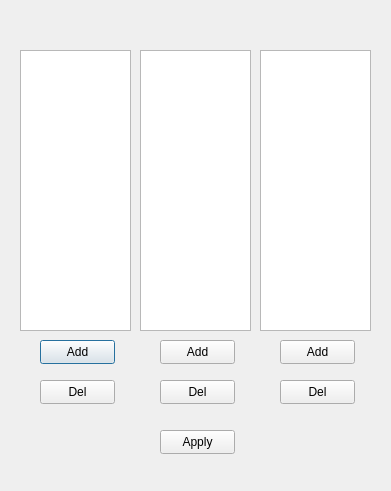
Qt form FilterDialog.ui (RauchendeKanonen/qcanobserver) before a commit.
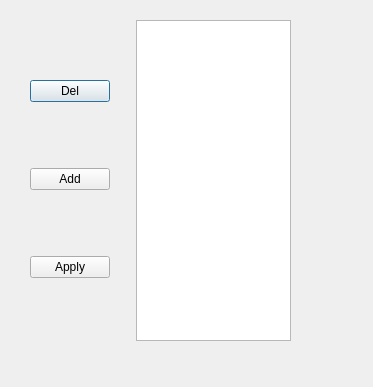
The same form after that commit. Custom widgets are drawn as their Qt base class.

```diff
--- a/FilterDialog.ui
+++ b/FilterDialog.ui
@@ -6,172 +6,57 @@
    <rect>
     <x>0</x>
     <y>0</y>
-    <width>391</width>
-    <height>491</height>
+    <width>373</width>
+    <height>387</height>
    </rect>
   </property>
   <property name="windowTitle">
    <string>Dialog</string>
   </property>
-  <widget class="QListWidget" name="lstInputFilter">
+  <widget class="QWidget" name="horizontalLayoutWidget">
    <property name="geometry">
     <rect>
-     <x>20</x>
-     <y>50</y>
-     <width>111</width>
-     <height>281</height>
+     <x>30</x>
+     <y>20</y>
+     <width>261</width>
+     <height>321</height>
     </rect>
    </property>
-  </widget>
-  <widget class="QListWidget" name="lstDatabaseOutputFilter">
-   <property name="geometry">
-    <rect>
-     <x>140</x>
-     <y>50</y>
-     <width>111</width>
-     <height>281</height>
-    </rect>
-   </property>
-  </widget>
-  <widget class="QListWidget" name="lstGraphicInputFilter">
-   <property name="geometry">
-    <rect>
-     <x>260</x>
-     <y>50</y>
-     <width>111</width>
-     <height>281</height>
-    </rect>
-   </property>
-  </widget>
-  <widget class="QPushButton" name="AddInputFilter">
-   <property name="geometry">
-    <rect>
-     <x>40</x>
-     <y>340</y>
-     <width>75</width>
-     <height>24</height>
-    </rect>
-   </property>
-   <property name="text">
-    <string>Add</string>
-   </property>
-  </widget>
-  <widget class="QPushButton" name="DelInputFilter">
-   <property name="geometry">
-    <rect>
-     <x>40</x>
-     <y>380</y>
-     <width>75</width>
-     <height>24</height>
-    </rect>
-   </property>
-   <property name="text">
-    <string>Del</string>
-   </property>
-  </widget>
-  <widget class="QPushButton" name="DelDataVaseOutputFilter">
-   <property name="geometry">
-    <rect>
-     <x>160</x>
-     <y>380</y>
-     <width>75</width>
-     <height>24</height>
-    </rect>
-   </property>
-   <property name="text">
-    <string>Del</string>
-   </property>
-  </widget>
-  <widget class="QPushButton" name="AddDataBaseOutputFilter">
-   <property name="geometry">
-    <rect>
-     <x>160</x>
-     <y>340</y>
-     <width>75</width>
-     <height>24</height>
-    </rect>
-   </property>
-   <property name="text">
-    <string>Add</string>
-   </property>
-  </widget>
-  <widget class="QPushButton" name="DelGraphicInputFilter">
-   <property name="geometry">
-    <rect>
-     <x>280</x>
-     <y>380</y>
-     <width>75</width>
-     <height>24</height>
-    </rect>
-   </property>
-   <property name="text">
-    <string>Del</string>
-   </property>
-  </widget>
-  <widget class="QPushButton" name="AddGraphicInputFilter">
-   <property name="geometry">
-    <rect>
-     <x>280</x>
-     <y>340</y>
-     <width>75</width>
-     <height>24</height>
-    </rect>
-   </property>
-   <property name="text">
-    <string>Add</string>
-   </property>
-  </widget>
-  <widget class="QPushButton" name="pushButton">
-   <property name="geometry">
-    <rect>
-     <x>160</x>
-     <y>430</y>
-     <width>75</width>
-     <height>24</height>
-    </rect>
-   </property>
-   <property name="text">
-    <string>Apply</string>
-   </property>
-  </widget>
-  <widget class="QwtTextLabel" name="HWFilterText">
-   <property name="geometry">
-    <rect>
-     <x>20</x>
-     <y>10</y>
-     <width>111</width>
-     <height>31</height>
-    </rect>
-   </property>
-  </widget>
-  <widget class="QwtTextLabel" name="DBFilterText">
-   <property name="geometry">
-    <rect>
-     <x>140</x>
-     <y>10</y>
-     <width>111</width>
-     <height>31</height>
-    </rect>
-   </property>
-  </widget>
-  <widget class="QwtTextLabel" name="GraphicFilterText">
-   <property name="geometry">
-    <rect>
-     <x>260</x>
-     <y>10</y>
-     <width>111</width>
-     <height>31</height>
-    </rect>
-   </property>
+   <layout class="QHBoxLayout" name="horizontalLayout">
+    <item>
+     <layout class="QVBoxLayout" name="verticalLayout">
+      <property name="rightMargin">
+       <number>20</number>
+      </property>
+      <item>
+       <widget class="QPushButton" name="DelInputFilter">
+        <property name="text">
+         <string>Del</string>
+        </property>
+       </widget>
+      </item>
+      <item>
+       <widget class="QPushButton" name="AddInputFilter">
+        <property name="text">
+         <string>Add</string>
+        </property>
+       </widget>
+      </item>
+      <item>
+       <widget class="QPushButton" name="pushButton">
+        <property name="text">
+         <string>Apply</string>
+        </property>
+       </widget>
+      </item>
+     </layout>
+    </item>
+    <item>
+     <widget class="QListWidget" name="lstInputFilter"/>
+    </item>
+   </layout>
   </widget>
  </widget>
- <customwidgets>
-  <customwidget>
-   <class>QwtTextLabel</class>
-   <extends>QFrame</extends>
-   <header>qwt_text_label.h</header>
-  </customwidget>
- </customwidgets>
  <resources/>
  <connections/>
 </ui>
```
